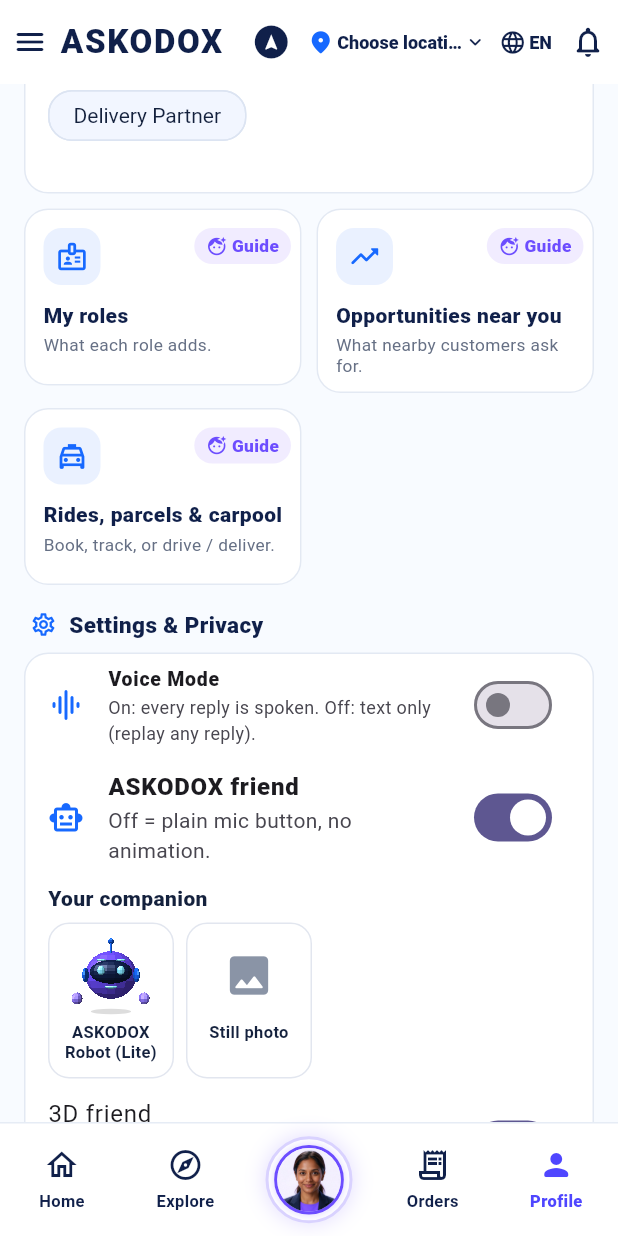
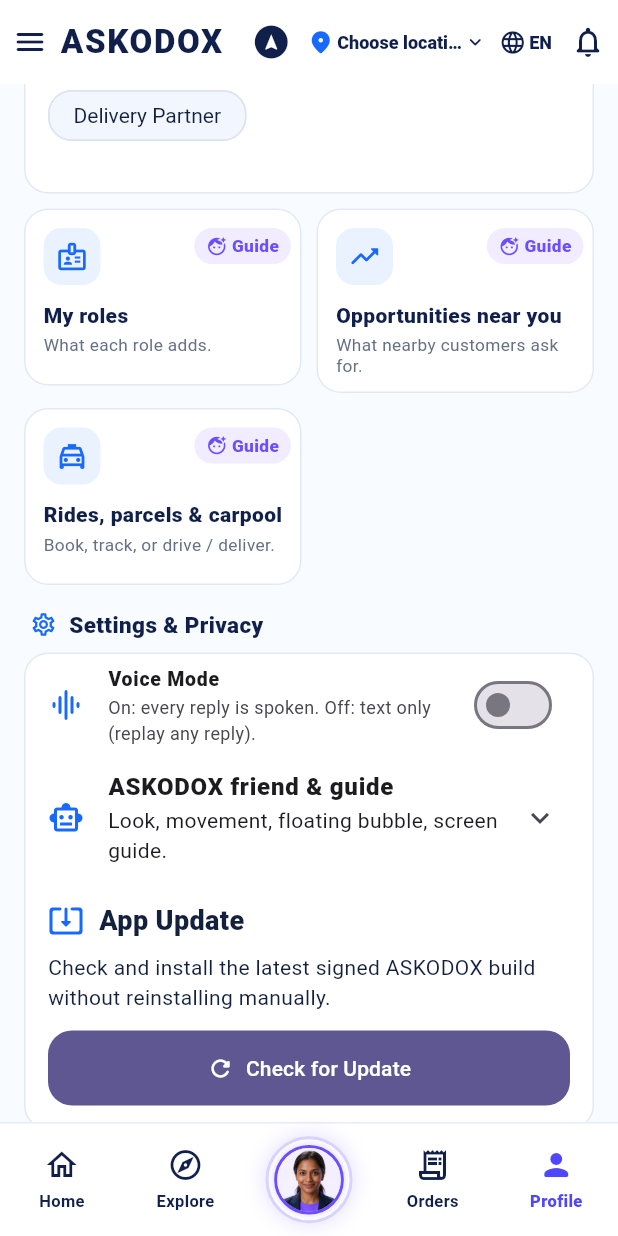
Before and after one commit to podx-bot/askodox, a Flutter app: the ProfileScreen screen opened by its route, scrolled down 1152 dp, on a phone screen of 412 x 824 dp. Run offline on Flutter 3.47's test engine with Material 3 defaults, Android fonts, the phone set to English and light mode, and no system bars; our stand-ins replace file_picker, firebase_auth, firebase_core, firebase_messaging, flutter_map, flutter_riverpod and 9 more; missing offline and left inert: firebase_app_installations, firebase_in_app_messaging; accounts and stored records are empty.

Commit message:
Profile: ASKODOX friend settings folded into one item
Co-Authored-By: Claude Opus 5.5 <noreply@anthropic.com>
Claude-Session: https://claude.ai/code/session_019diAiSKbrfU4CS6ayKMxek

```diff
--- a/lib/features/profile/presentation/profile_screen.dart
+++ b/lib/features/profile/presentation/profile_screen.dart
@@ -473,7 +473,15 @@ class _ProfileScreenState extends ConsumerState<ProfileScreen> {
                 onTap: () => context.push('/privacy')),
           // How the ASKODOX friend looks (never assumes a gender) and
           // whether it moves (off = still image, saves battery).
-          KeyedSubtree(key: const Key('askodoxCompanionLook'), child: Column(crossAxisAlignment: CrossAxisAlignment.start, children: [
+          KeyedSubtree(key: const Key('askodoxCompanionLook'), child: ExpansionTile(
+                key: const Key('askodoxCompanionSettingsGroup'),
+                leading: const Icon(Icons.smart_toy_outlined, color: Color(0xFF1769FF)),
+                title: Text(t('ASKODOX friend & guide', 'ASKODOX ఫ్రెండ్ & గైడ్'), style: const TextStyle(fontWeight: FontWeight.w800)),
+                subtitle: Text(t('Look, movement, floating bubble, screen guide.', 'రూపం, కదలిక, ఫ్లోటింగ్ బబుల్, స్క్రీన్ గైడ్.')),
+                childrenPadding: EdgeInsets.zero,
+                shape: const Border(),
+                collapsedShape: const Border(),
+                children: [Column(crossAxisAlignment: CrossAxisAlignment.start, children: [
                 SwitchListTile(
                   key: const Key('askodoxCompanionEnabled'),
                   secondary: const Icon(Icons.smart_toy_outlined, color: Color(0xFF1769FF)),
@@ -580,7 +588,7 @@ class _ProfileScreenState extends ConsumerState<ProfileScreen> {
                   onTap: () => context.push('/companion-performance'),
                 ),
                 ],
-              ])),
+              ])])),
           (Padding(
                   padding: const EdgeInsets.all(16),
                   child: Column(
```
